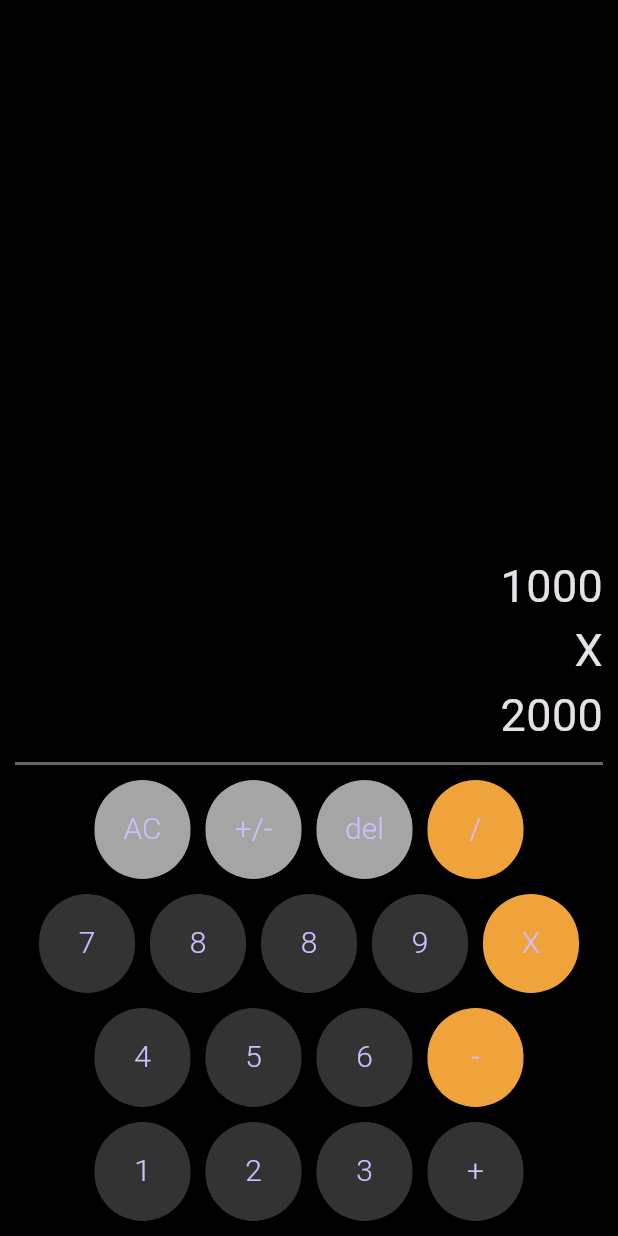
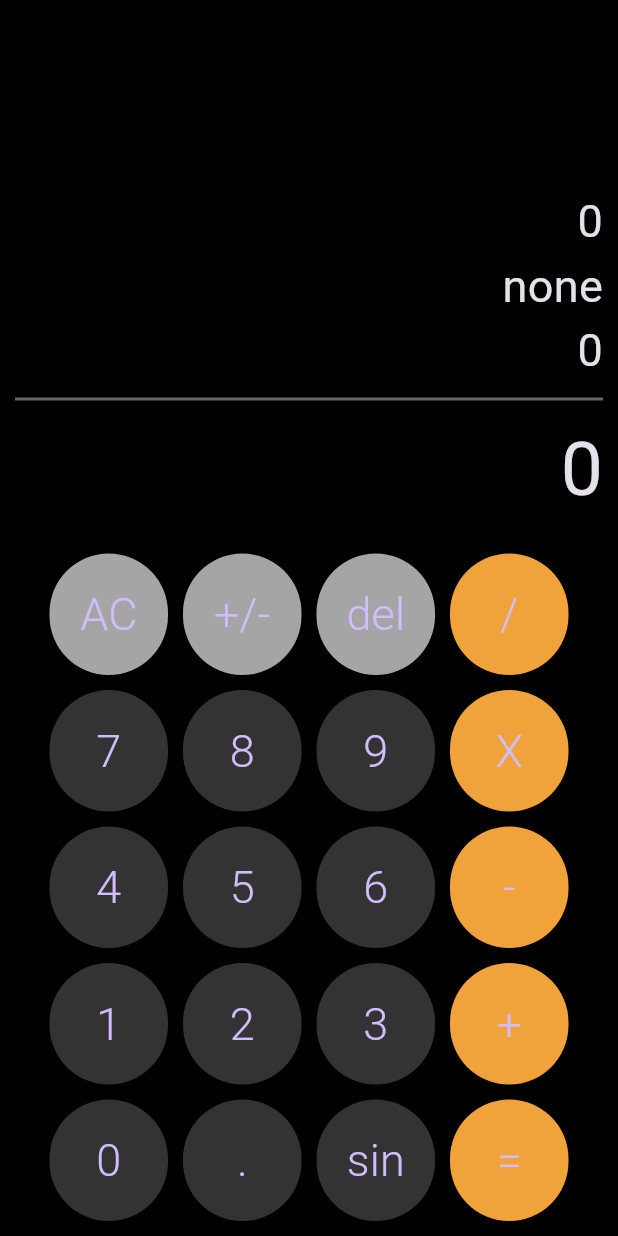
Before and after one commit to joprzc/calculadora_flutter, a Flutter app: the screen it shows after launch, after a tap on "AC", on a phone screen of 412 x 824 dp. Run offline on Flutter 3.47's test engine with Material 3 defaults, Android fonts, the phone set to English and light mode, and no system bars; our stand-ins replace bloc, flutter_bloc.

Commit message:
agregue funciones con bloc-extended

```diff
--- /dev/null
+++ b/lib/bloc/calculator/calculator_bloc.dart
@@ -0,0 +1,57 @@
+import 'dart:async';
+import 'package:meta/meta.dart';
+import 'package:bloc/bloc.dart';
+
+part 'calculator_event.dart';
+part 'calculator_state.dart';
+
+class CalculatorBloc extends Bloc<CalculatorEvent, CalculatorState> {
+  CalculatorBloc() : super(CalculatorState()) {
+
+    //Registra el metodo privado como manejador del evento
+    on<ResetAC>(_onResetAC);
+    on<AddNumber>(_onAddNumber);
+    // otros...
+
+  //   // manejador para el evento ResetAC
+  //   on<ResetAC>((event, emit) {
+  //     emit(CalculatorState(
+  //       firsNumber: '0',
+  //       mathResult: '0',
+  //       secondNumber: '0',
+  //       operation: 'none',
+  //     ));
+  //   });
+
+  //   // evento para agregar numeros
+  //   on<AddNumber>((event, emit) {
+  //     emit(state.copyWith(
+  //       mathResult: (state.mathResult == '0')
+  //           ? event.number
+  //           : state.mathResult + event.number,
+  //     ));
+  //   });
+  // }
+
+  }
+
+  //Metodo async para agregar calculos o llamadas a servicios,
+  Future<void> _onResetAC(ResetAC event, Emitter<CalculatorState> emit) async {
+    emit(state.copyWith(
+      firsNumber: '0',
+      mathResult: '0',
+      secondNumber: '0',
+      operation: 'none',
+    ));
+  }
+
+  Future<void> _onAddNumber(AddNumber event, Emitter<CalculatorState> emit) async {
+    emit(state.copyWith(
+      mathResult: (state.mathResult == '0')
+          ? event.number
+          : state.mathResult + event.number,
+    ));
+  }
+  // otros...
+
+}
--- /dev/null
+++ b/lib/bloc/calculator/calculator_event.dart
@@ -0,0 +1,11 @@
+part of 'calculator_bloc.dart';
+
+@immutable
+abstract class CalculatorEvent {}
+
+class ResetAC extends CalculatorEvent {}
+
+class AddNumber extends CalculatorEvent {
+  final String number;
+  AddNumber(this.number);
+}
--- /dev/null
+++ b/lib/bloc/calculator/calculator_state.dart
@@ -0,0 +1,30 @@
+part of 'calculator_bloc.dart';
+
+
+class CalculatorState {
+
+  final String mathResult;
+  final String firsNumber;
+  final String secondNumber;
+  final String operation;
+
+  CalculatorState({
+    this.mathResult = '30',
+    this.firsNumber = '10',
+    this.secondNumber = '20',
+    this.operation = '+',
+    });
+
+  // realizar copias del estado de la calculadora
+  CalculatorState copyWith({
+    String? mathResult,
+    String? firsNumber,
+    String? secondNumber,
+    String? operation,
+  }) => CalculatorState(
+    mathResult  : mathResult ?? this.mathResult,  // si viene un valor nulo toma el valor inicial
+    firsNumber  : firsNumber ?? this.firsNumber,
+    secondNumber: secondNumber ?? this.secondNumber,
+    operation   : operation ?? this.operation,
+  );
+}
--- a/lib/main.dart
+++ b/lib/main.dart
@@ -1,7 +1,22 @@
+import 'package:calculadora/bloc/calculator/calculator_bloc.dart';
 import 'package:calculadora/screens/calculator_screen.dart';
 import 'package:flutter/material.dart';
+import 'package:flutter_bloc/flutter_bloc.dart';
 
-void main() => runApp(MyApp());
+void main() => runApp(AppState());
+
+class AppState extends StatelessWidget {
+
+  @override
+  Widget build(BuildContext context) {
+    return MultiBlocProvider(
+      providers: [
+        BlocProvider<CalculatorBloc>(create: ( _ ) => CalculatorBloc()),
+      ],
+      child: MyApp(),
+    );
+  }
+}
 
 class MyApp extends StatelessWidget { // informacion estatica
 
--- a/lib/screens/calculator_screen.dart
+++ b/lib/screens/calculator_screen.dart
@@ -1,12 +1,19 @@
+import 'package:calculadora/bloc/calculator/calculator_bloc.dart';
 import 'package:calculadora/widgets/calc_button.dart';
 import 'package:calculadora/widgets/line_separator.dart';
+import 'package:calculadora/widgets/main_result.dart';
+import 'package:calculadora/widgets/results_labels.dart';
 import 'package:calculadora/widgets/sub_result.dart';
 import 'package:flutter/material.dart';
+import 'package:flutter_bloc/flutter_bloc.dart';
 
 class CalculatorScreen extends StatelessWidget {
 
   @override
   Widget build(BuildContext context) {
+
+    final calculatorBloc = BlocProvider.of<CalculatorBloc>(context);
+
     return Scaffold(
       body: SafeArea(
         child: Container(
@@ -18,10 +25,11 @@ class CalculatorScreen extends StatelessWidget {
                 child: Container(),
                 ),
 
-              SubResult(text: '1000'),
-              SubResult(text: 'X'),
-              SubResult(text: '2000'),
-              LineSeparator(),
+              ResultsLabels(),
+              // SubResult(text: '1000'),
+              // SubResult(text: 'X'),
+              // SubResult(text: '1000'),
+              // LineSeparator(),
               // MainResultText(text: '2000'),
 
               Row(
@@ -30,7 +38,8 @@ class CalculatorScreen extends StatelessWidget {
                   CalculatorButton(
                     text: 'AC',
                     bgColor: Color(0xffA5A5A5),
-                    onPressed: () => print('AC'),
+                    // onPressed: () => print('AC'),
+                    onPressed: () => calculatorBloc.add(ResetAC()),
                   ),
                   CalculatorButton(
                     text: '+/-',
@@ -55,19 +64,18 @@ class CalculatorScreen extends StatelessWidget {
                 children: [
                   CalculatorButton(
                     text: '7',
-                    onPressed: () => print('7'),
+                    // onPressed: () => print('7'),
+                    onPressed: () => calculatorBloc.add(AddNumber('7')),
                   ),
                   CalculatorButton(
                     text: '8',
-                    onPressed: () => print('8'),
-                  ),
-                  CalculatorButton(
-                    text: '8',
-                    onPressed: () => print('8')
+                    // onPressed: () => print('8'),
+                    onPressed: () => calculatorBloc.add(AddNumber('8')),
                   ),
                   CalculatorButton(
                     text: '9',
-                    onPressed: () => print('9'),
+                    // onPressed: () => print('9'),
+                    onPressed: () => calculatorBloc.add(AddNumber('9')),
                   ),
                   CalculatorButton(
                     text: 'X',
@@ -81,15 +89,15 @@ class CalculatorScreen extends StatelessWidget {
                 children: [
                   CalculatorButton(
                     text: '4',
-                    onPressed: () => print('4'),
+                    onPressed: () => calculatorBloc.add(AddNumber('4')),
                   ),
                   CalculatorButton(
                     text: '5',
-                    onPressed: () => print('5'),
+                    onPressed: () => calculatorBloc.add(AddNumber('5')),
                   ),
                   CalculatorButton(
                     text: '6',
-                    onPressed: () => print('6'),
+                    onPressed: () => calculatorBloc.add(AddNumber('6')),
                   ),
                   CalculatorButton(
                     text: '-',
@@ -103,19 +111,43 @@ class CalculatorScreen extends StatelessWidget {
                 children: [
                   CalculatorButton(
                     text: '1',
-                    onPressed: () => print('1'),
+                    onPressed: () => calculatorBloc.add(AddNumber('1')),
                   ),
                   CalculatorButton(
                     text: '2',
-                    onPressed: () => print('2'),
+                    onPressed: () => calculatorBloc.add(AddNumber('2')),
                   ),
                   CalculatorButton(
                     text: '3',
-                    onPressed: () => print('3'),
+                    onPressed: () => calculatorBloc.add(AddNumber('3')),
                   ),
                   CalculatorButton(
                     text: '+',
+                    bgColor: Color(0xffF0A23B),
                     onPressed: () => print('+'),
+                  ),
+                ],
+              ),
+              Row(
+                mainAxisAlignment: MainAxisAlignment.center,
+                children: [
+                  CalculatorButton(
+                    text: '0',
+                    // big: true,
+                    onPressed: () => calculatorBloc.add(AddNumber('0')),
+                  ),
+                  CalculatorButton(
+                    text: '.',
+                    onPressed: () => calculatorBloc.add(AddNumber('.')),
+                  ),
+                  CalculatorButton(
+                    text: 'sin',
+                    onPressed: () => print('sin'),
+                  ),
+                  CalculatorButton(
+                    text: '=',
+                    bgColor: Color(0xffF0A23B),
+                    onPressed: () => print('='),
                   ),
                 ],
               ),
--- a/lib/widgets/calc_button.dart
+++ b/lib/widgets/calc_button.dart
@@ -33,10 +33,10 @@ class CalculatorButton extends StatelessWidget {
       child: TextButton(
         style: buttonStyle,
         child: Container(
-          width: this.big ? 75 : 30,
-          height: 50,
+          width: this.big ? 80 : 55,
+          height: 65,
           child: Center(
-            child: Text( this.text, style: TextStyle(fontSize: 20, fontWeight: FontWeight.w300),),
+            child: Text( this.text, style: TextStyle(fontSize: 30, fontWeight: FontWeight.w300),),
           ),
         ),
         onPressed: () => this.onPressed(),
--- /dev/null
+++ b/lib/widgets/main_result.dart
@@ -0,0 +1,22 @@
+import 'package:flutter/material.dart';
+
+class MainResultText extends StatelessWidget {
+
+  final String text;
+
+  const MainResultText({
+    Key? key,
+    required this.text
+  }): super(key: key);
+
+  @override
+  Widget build(BuildContext context) {
+    return Container(
+      margin: EdgeInsets.only( bottom: 20),
+      width: double.infinity,
+      alignment: Alignment.centerRight,
+      child: Text(this.text, style: TextStyle(fontSize: 50),
+      ),
+    );
+  }
+}
--- /dev/null
+++ b/lib/widgets/results_labels.dart
@@ -0,0 +1,25 @@
+import 'package:calculadora/bloc/calculator/calculator_bloc.dart';
+import 'package:calculadora/widgets/line_separator.dart';
+import 'package:calculadora/widgets/main_result.dart';
+import 'package:calculadora/widgets/sub_result.dart';
+import 'package:flutter/material.dart';
+import 'package:flutter_bloc/flutter_bloc.dart';
+
+class ResultsLabels extends StatelessWidget {
+  @override
+  Widget build(BuildContext context) {
+    return BlocBuilder<CalculatorBloc, CalculatorState>(
+      builder: (context, state) {
+        return Column(
+          children: [
+            SubResult(text: state.firsNumber),
+            SubResult(text: state.operation),
+            SubResult(text: state.secondNumber),
+            LineSeparator(),
+            MainResultText(text: state.mathResult),
+          ],
+        );
+      },
+    );
+  }
+}
--- a/pubspec.yaml
+++ b/pubspec.yaml
@@ -30,6 +30,7 @@ environment:
 dependencies:
   flutter:
     sdk: flutter
+  flutter_bloc: ^8.1.3  # o la versión más reciente
 
   # The following adds the Cupertino Icons font to your application.
   # Use with the CupertinoIcons class for iOS style icons.
```
Also changed, not shown: pubspec.lock.
